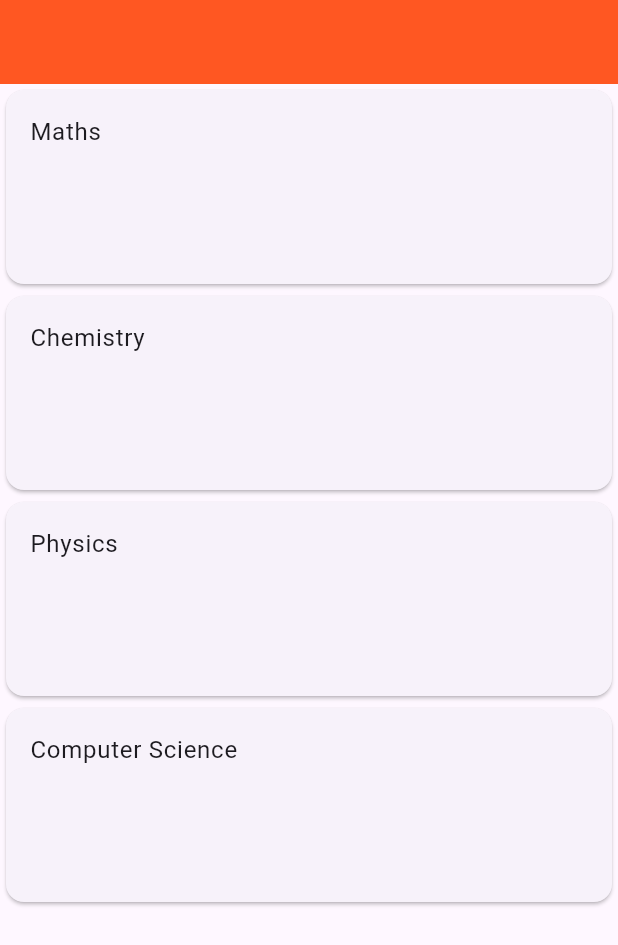
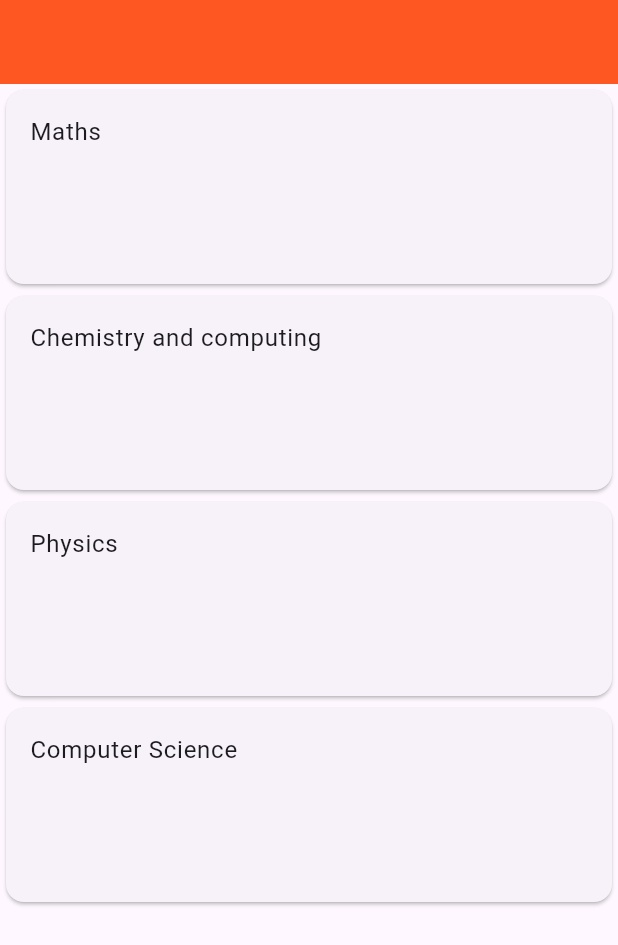
Before and after one commit to Group-7B/MainProgram, a Flutter app: the screen it shows after launch, on a phone screen of 412 x 824 dp. Shown: the top 945 px of the screen. Run offline on Flutter 3.47's test engine with Material 3 defaults, Android fonts, the phone set to English and light mode, and no system bars.

Commit message:
change text

```diff
--- a/lib/home_page.dart
+++ b/lib/home_page.dart
@@ -39,7 +39,7 @@ class HomePage extends StatelessWidget {
           onTap: () {
             print("Clicked Chemistry");
           },
-          title:const Text("Chemistry"),
+          title:const Text("Chemistry and computing "),
         ),
       ),
       Card(
```
